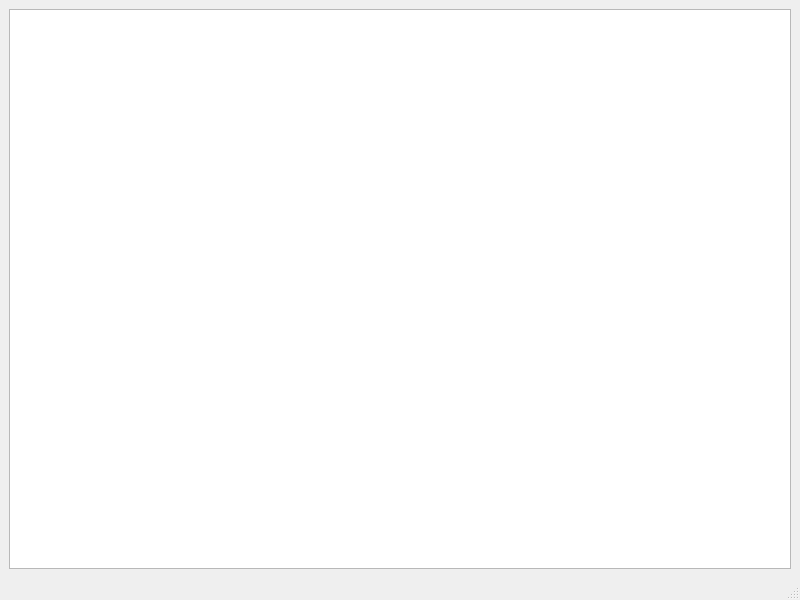
Above: mainwindow.ui from JoeBaideng/FluCtrlSys before the change. Below: the same form after it.
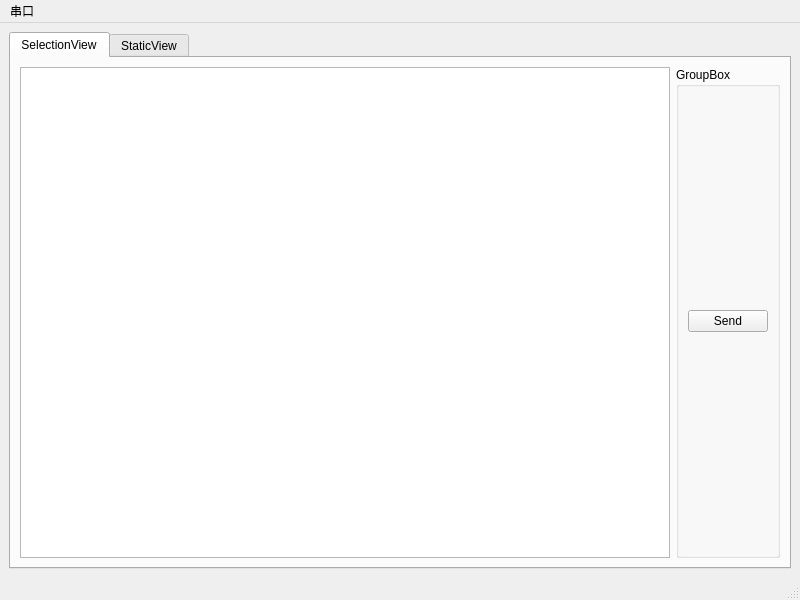
That is the form after the change. Custom widgets are drawn as their Qt base class.

```diff
--- a/mainwindow.ui
+++ b/mainwindow.ui
@@ -14,9 +14,49 @@
    <string>MainWindow</string>
   </property>
   <widget class="QWidget" name="centralwidget">
-   <layout class="QGridLayout" name="gridLayout">
+   <layout class="QGridLayout" name="gridLayout_3">
     <item row="0" column="0">
-     <widget class="SelectionView" name="selection_view"/>
+     <widget class="QTabWidget" name="tabWidget">
+      <property name="currentIndex">
+       <number>0</number>
+      </property>
+      <widget class="QWidget" name="tab">
+       <attribute name="title">
+        <string>SelectionView</string>
+       </attribute>
+       <layout class="QGridLayout" name="gridLayout">
+        <item row="0" column="0">
+         <widget class="SelectionView" name="selection_view"/>
+        </item>
+        <item row="0" column="1">
+         <widget class="QGroupBox" name="groupBox">
+          <property name="title">
+           <string>GroupBox</string>
+          </property>
+          <layout class="QGridLayout" name="gridLayout_4">
+           <item row="0" column="0">
+            <widget class="QPushButton" name="btn_send_1">
+             <property name="text">
+              <string>Send</string>
+             </property>
+            </widget>
+           </item>
+          </layout>
+         </widget>
+        </item>
+       </layout>
+      </widget>
+      <widget class="QWidget" name="tab_2">
+       <attribute name="title">
+        <string>StaticView</string>
+       </attribute>
+       <layout class="QGridLayout" name="gridLayout_2">
+        <item row="0" column="0">
+         <widget class="QTableView" name="static_view"/>
+        </item>
+       </layout>
+      </widget>
+     </widget>
     </item>
    </layout>
   </widget>
@@ -26,9 +66,18 @@
      <x>0</x>
      <y>0</y>
      <width>800</width>
-     <height>28</height>
+     <height>29</height>
     </rect>
    </property>
+   <widget class="QMenu" name="menu">
+    <property name="title">
+     <string>串口</string>
+    </property>
+    <addaction name="act_refresh_serial"/>
+    <addaction name="action_open_dlg"/>
+    <addaction name="action_close_serial"/>
+   </widget>
+   <addaction name="menu"/>
   </widget>
   <widget class="QStatusBar" name="statusbar"/>
  </widget>
```
Left out of the diff: 15 changed lines with no effect on the pictures.
